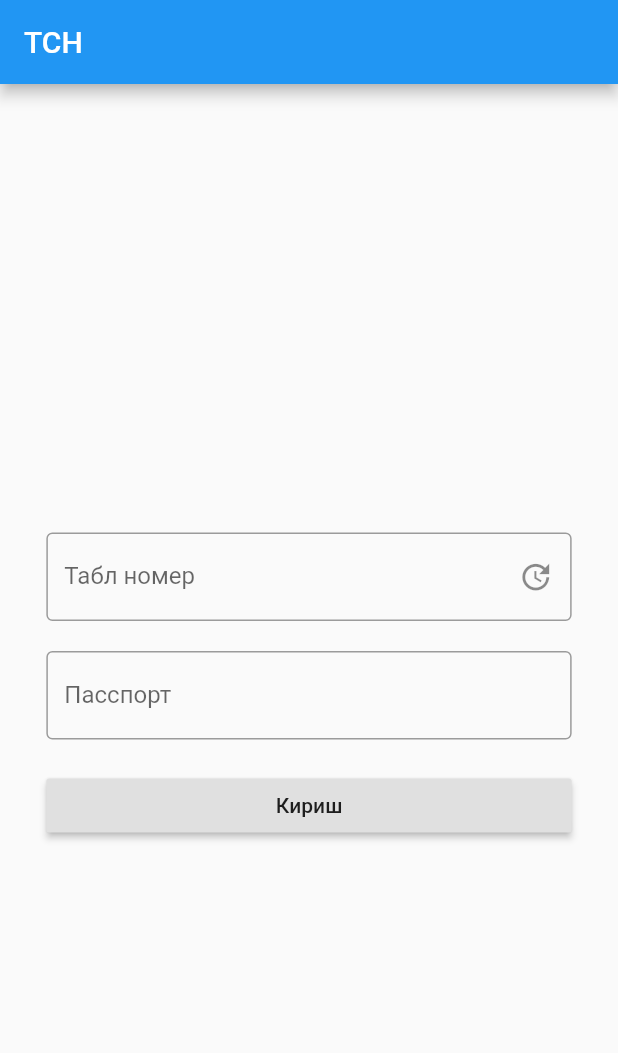
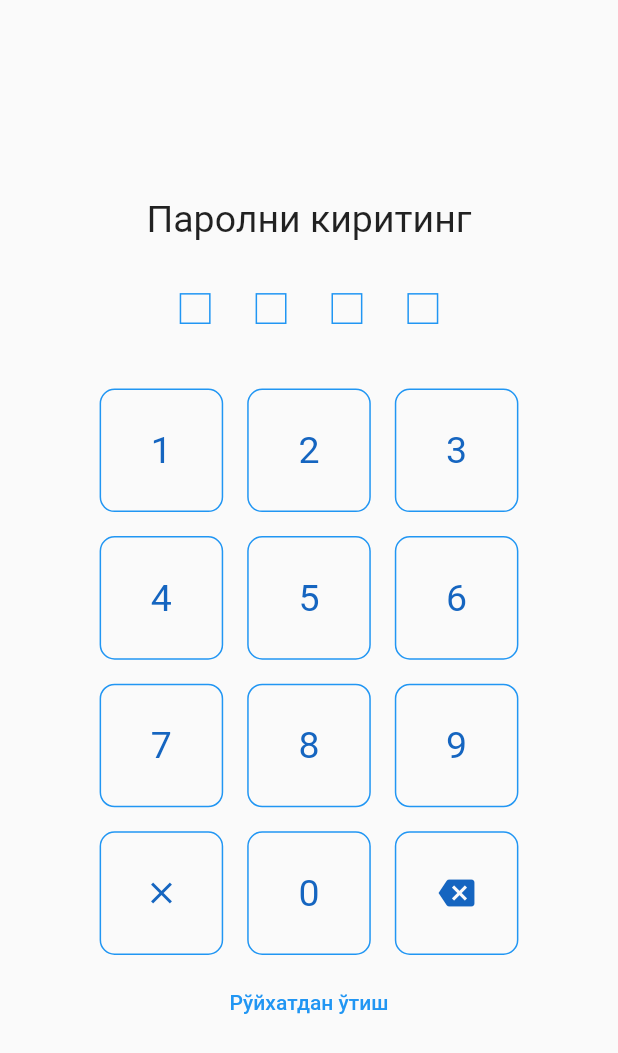
Before and after one commit to Temur5319436/tch_app_flutter, a Flutter app: the screen it shows after launch, on a phone screen of 412 x 824 dp. Shown: the top 1053 px of the screen. Run offline on Flutter 3.47's test engine with Material 2 defaults, Android fonts, the phone set to English and light mode, and no system bars; our stand-ins replace month_picker_dialog, shared_preferences.

Commit message:
Yangi qisimlar qo'shildi

```diff
--- a/lib/crud_shared_preferences.dart
+++ b/lib/crud_shared_preferences.dart
@@ -8,7 +8,8 @@ class SharedPreferencesCRUD {
 
   Future<String> getStringSharedPreferences(key) async {
     SharedPreferences prefs = await SharedPreferences.getInstance();
-    return prefs.getString(key);
+    String result = prefs.getString(key);
+    return result == null ? '' : result;
   }
 
   Future<void> removeSharedPereferences(key) async {
--- a/lib/main.dart
+++ b/lib/main.dart
@@ -1,5 +1,5 @@
 import 'package:flutter/material.dart';
-import 'package:flutter_apps/pages/list_page_datetime_picture.dart';
+import 'package:flutter_apps/pages/password/password_page.dart';
 
 void main() {
   runApp(Main());
@@ -15,7 +15,8 @@ class _MainState extends State<Main> {
   Widget build(BuildContext context) {
     return MaterialApp(
       title: 'TCH',
-      home: ListMoon(),
+      debugShowCheckedModeBanner: false,
+      home: Password(),
     );
   }
 }
--- /dev/null
+++ b/lib/pages/password/buttons.dart
@@ -0,0 +1,81 @@
+import 'package:flutter/material.dart';
+
+class PasswordButtons extends StatefulWidget {
+  var setPassword;
+  var getItem;
+  var buttonSize;
+
+  PasswordButtons({Key key, this.getItem, this.buttonSize, this.setPassword})
+      : super(key: key);
+
+  @override
+  PasswordButtonsState createState() => PasswordButtonsState();
+}
+
+class PasswordButtonsState extends State<PasswordButtons> {
+  @override
+  Widget build(BuildContext context) {
+    return Column(
+      children: [
+        Row(
+          mainAxisAlignment: MainAxisAlignment.center,
+          children: [
+            _buildFloatActionButton(1, widget.buttonSize),
+            _buildFloatActionButton(2, widget.buttonSize),
+            _buildFloatActionButton(3, widget.buttonSize),
+          ],
+        ),
+        Row(
+          mainAxisAlignment: MainAxisAlignment.center,
+          children: [
+            _buildFloatActionButton(4, widget.buttonSize),
+            _buildFloatActionButton(5, widget.buttonSize),
+            _buildFloatActionButton(6, widget.buttonSize),
+          ],
+        ),
+        Row(
+          mainAxisAlignment: MainAxisAlignment.center,
+          children: [
+            _buildFloatActionButton(7, widget.buttonSize),
+            _buildFloatActionButton(8, widget.buttonSize),
+            _buildFloatActionButton(9, widget.buttonSize),
+          ],
+        ),
+        Row(
+          mainAxisAlignment: MainAxisAlignment.center,
+          children: [
+            _buildFloatActionButton(-2, widget.buttonSize),
+            _buildFloatActionButton(0, widget.buttonSize),
+            _buildFloatActionButton(-1, widget.buttonSize),
+          ],
+        ),
+      ],
+    );
+  }
+
+  _buildFloatActionButton(int n, double size) {
+    return InkWell(
+      borderRadius: BorderRadius.all(
+        Radius.circular(10),
+      ),
+      onTap: () {
+        widget.setPassword(n);
+      },
+      splashColor: Colors.blue,
+      child: Padding(
+        padding: const EdgeInsets.all(8.0),
+        child: Container(
+          decoration: new BoxDecoration(
+            border: Border.all(color: Colors.blue),
+            borderRadius: BorderRadius.all(
+              Radius.circular(10),
+            ),
+          ),
+          height: size,
+          width: size,
+          child: Center(child: widget.getItem(n)),
+        ),
+      ),
+    );
+  }
+}
--- /dev/null
+++ b/lib/pages/password/password_page.dart
@@ -0,0 +1,176 @@
+import 'package:flutter/material.dart';
+import 'package:flutter_apps/pages/list_page_datetime_picture.dart';
+import 'package:flutter_apps/pages/password/buttons.dart';
+
+class Password extends StatefulWidget {
+  @override
+  _PasswordState createState() => _PasswordState();
+}
+
+class _PasswordState extends State<Password> {
+  var _dotButtons = [false, false, false, false];
+  double _buttonSize = 0;
+  String _password = '';
+  double _dotSize = 0;
+  Size _size;
+
+  @override
+  void initState() {
+    super.initState();
+  }
+
+  @override
+  Widget build(BuildContext context) {
+    _size = MediaQuery.of(context).size;
+    _buttonSize = _size.width * 0.2;
+    _dotSize = _size.width * 0.05;
+
+    return Scaffold(
+      body: Column(
+        mainAxisAlignment: MainAxisAlignment.center,
+        children: [
+          Row(
+            mainAxisAlignment: MainAxisAlignment.center,
+            children: [
+              Text(
+                'Паролни киритинг',
+                style: TextStyle(fontSize: 25.0),
+              ),
+            ],
+          ),
+          Padding(
+            padding: const EdgeInsets.only(top: 20.0, bottom: 20.0),
+            child: Row(
+              mainAxisAlignment: MainAxisAlignment.center,
+              children: [
+                _getCricleDot(0),
+                _getCricleDot(1),
+                _getCricleDot(2),
+                _getCricleDot(3),
+              ],
+            ),
+          ),
+          PasswordButtons(
+            buttonSize: _buttonSize,
+            setPassword: _setPassword,
+            getItem: _getItem,
+          ),
+          OutlineButton(
+            onPressed: () {},
+            borderSide: BorderSide(color: Colors.transparent),
+            child: Text(
+              'Рўйхатдан ўтиш',
+              style: TextStyle(fontSize: 14, color: Colors.blue),
+            ),
+          )
+        ],
+      ),
+    );
+  }
+
+  _buildFloatActionButton(int n, double size) {
+    return InkWell(
+      borderRadius: BorderRadius.all(
+        Radius.circular(10),
+      ),
+      onTap: () {
+        _setPassword(n);
+      },
+      hoverColor: Colors.blue,
+      splashColor: Colors.blue,
+      child: Padding(
+        padding: const EdgeInsets.all(8.0),
+        child: Container(
+          decoration: new BoxDecoration(
+            border: Border.all(color: Colors.blue),
+            borderRadius: BorderRadius.all(
+              Radius.circular(10),
+            ),
+          ),
+          height: size,
+          width: size,
+          child: Center(child: _getItem(n)),
+        ),
+      ),
+    );
+  }
+
+  _getItem(int n) {
+    if (n >= 0) {
+      return Text(
+        n.toString(),
+        style: TextStyle(
+          fontSize: 25,
+          color: Colors.blue[800],
+        ),
+      );
+    } else if (n == -1) {
+      return Icon(
+        Icons.backspace,
+        color: Colors.blue[800],
+      );
+    } else {
+      return Icon(
+        Icons.clear,
+        color: Colors.blue[800],
+      );
+    }
+  }
+
+  _setPassword(int intPassword) {
+    if (intPassword >= 0)
+      _password += intPassword.toString();
+    else if (intPassword == -1 && _password.length > 1) {
+      _password = _password.substring(0, _password.length - 1);
+
+      setState(() {
+        if (_password.length == 0)
+          _dotButtons[0] = false;
+        else if (_password.length == 1)
+          _dotButtons[1] = false;
+        else if (_password.length == 2)
+          _dotButtons[2] = false;
+        else if (_password.length == 3) _dotButtons[3] = false;
+      });
+    } else {
+      _password = '';
+      setState(() {
+        _dotButtons[0] = false;
+        _dotButtons[1] = false;
+        _dotButtons[2] = false;
+        _dotButtons[3] = false;
+      });
+    }
+
+    setState(() {
+      if (_password.length == 1)
+        _dotButtons[0] = true;
+      else if (_password.length == 2)
+        _dotButtons[1] = true;
+      else if (_password.length == 3)
+        _dotButtons[2] = true;
+      else if (_password.length == 4) _dotButtons[3] = true;
+    });
+
+    if (_password.length < 4) return;
+
+    Navigator.push(
+      context,
+      MaterialPageRoute(builder: (context) => ListMoon()),
+    );
+  }
+
+  _getCricleDot(int i) {
+    return Padding(
+      padding: const EdgeInsets.all(15.0),
+      child: Container(
+        height: _dotSize,
+        decoration: BoxDecoration(
+          color: _dotButtons[i] ? Colors.blue : Colors.transparent,
+          border: Border.all(color: Colors.blue),
+        ),
+        width: _dotSize,
+      ),
+    );
+  }
+}
--- a/lib/pages/register_page.dart
+++ b/lib/pages/register_page.dart
@@ -4,6 +4,7 @@ import 'package:flutter/services.dart';
 import 'package:flutter_apps/crud_shared_preferences.dart';
 import 'package:flutter_apps/http_request.dart';
 import 'package:flutter_apps/snack_bar.dart';
+import 'package:flutter_apps/pages/password/buttons.dart';
 
 class Register extends StatefulWidget {
   @override
@@ -16,8 +17,8 @@ class _RegisterState extends State<Register> {
   SharedPreferencesCRUD _sharedPreferencesCRUD;
   SnackBarShow _snackBarShow;
   HttpRequest _http;
-  String _fullName;
-  String _loading;
+  String _fullName = '';
+  String _loading = '';
   Size _screenSize;
 
   @override
@@ -28,8 +29,6 @@ class _RegisterState extends State<Register> {
     _passportController = TextEditingController();
     _snackBarShow = SnackBarShow();
     _http = HttpRequest();
-    _fullName = '';
-    _loading = '';
   }
 
   Future<void> loadWorkerFullName() async {
@@ -138,6 +137,9 @@ class _RegisterState extends State<Register> {
                             await _sharedPreferencesCRUD
                                 .setStringSharedPreferences(
                                     'login', user['username']);
+                            await _sharedPreferencesCRUD
+                                .setStringSharedPreferences(
+                                    'fullname', user['fullname']);
                             Navigator.pop(context);
                           } else {
                             _snackBarShow.snackBarShow(
--- a/pubspec.yaml
+++ b/pubspec.yaml
@@ -30,10 +30,8 @@ dependencies:
   cupertino_icons: ^1.0.0
   http: ^0.12.2
   shared_preferences: ^0.5.8
-  sqflite: ^1.3.0
   path_provider: ^0.5.0+1
   month_picker_dialog: ^0.3.3
-  zoom_widget: ^0.1.3
 
 dev_dependencies:
   flutter_test:
```
Also changed, not shown: lib/pages/list_page_datetime_picture.dart (+68 -92 lines), lib/pages/login_page.dart (deleted, +0 -65 lines), pubspec.lock.
